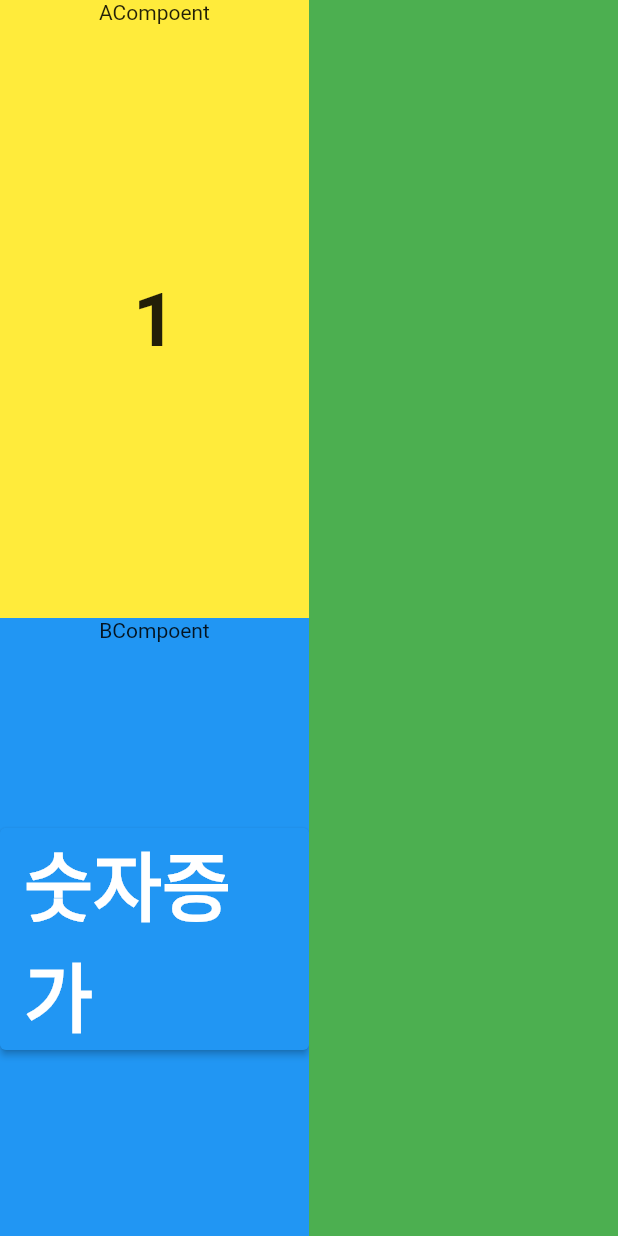
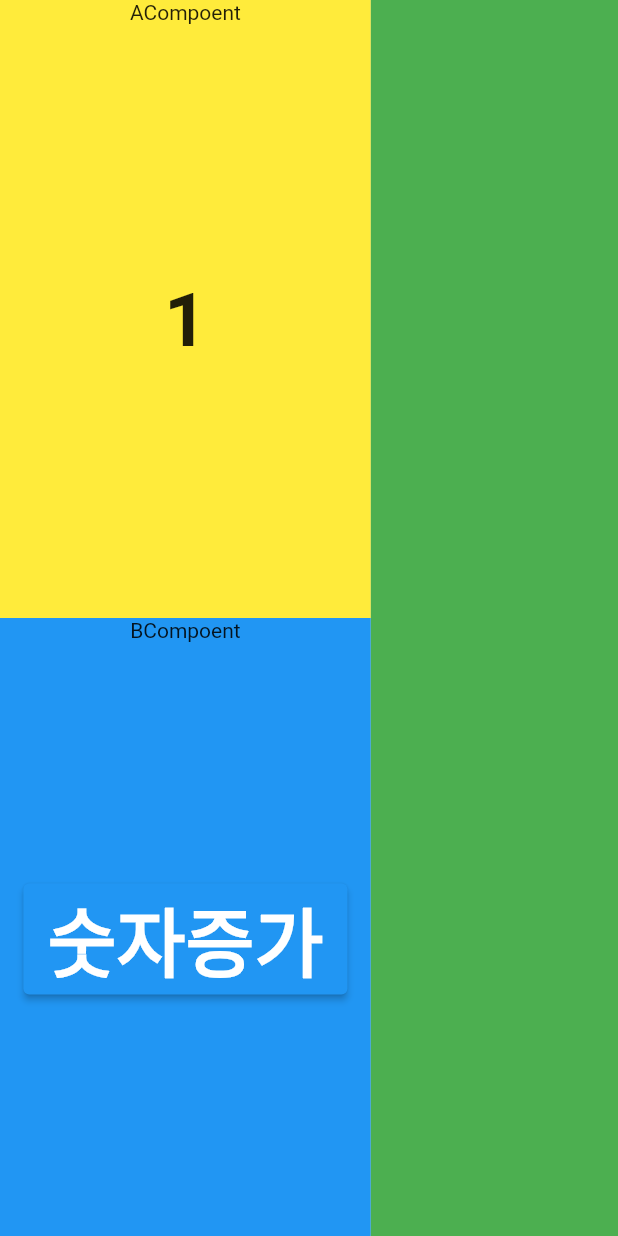
Before and after one commit to mb6282/flutter_state, a Flutter app: the screen it shows after launch, on a phone screen of 412 x 824 dp. Run offline on Flutter 3.47's test engine with Material 2 defaults, Android fonts, the phone set to English and light mode, and no system bars.

Commit message:
width 적용 완료

```diff
--- a/lib/main.dart
+++ b/lib/main.dart
@@ -17,18 +17,17 @@ class MyApp extends StatelessWidget {
 
 class HomePage extends StatelessWidget {
   const HomePage({Key? key}) : super(key: key);
-
   @override
   Widget build(BuildContext context) {
-    return SizedBox(
-      height: 1000,
-      child: Scaffold(
-        body: Row(
-          children: [
-            Expanded(child: ABComponent()),
-            Expanded(child: CComponent()),
-          ],
-        ),
+    double size = MediaQuery.of(context).size.width;
+    double ABsize = size * 0.6;
+    double Csize = size * 0.4;
+    return Scaffold(
+      body: Row(
+        children: [
+          SizedBox(width: ABsize, child: ABComponent()),
+          SizedBox(width: Csize, child: CComponent()),
+        ],
       ),
     );
   }
@@ -51,9 +50,6 @@ class _ABComponentState extends State<ABComponent> {
 
   @override
   Widget build(BuildContext context) {
-    double size = MediaQuery.of(context).size.width;
-    double ABsize = size * 0.8;
-    double Csize = size * 0.2;
     return Scaffold(
       body: Column(
         crossAxisAlignment: CrossAxisAlignment.stretch,
```
